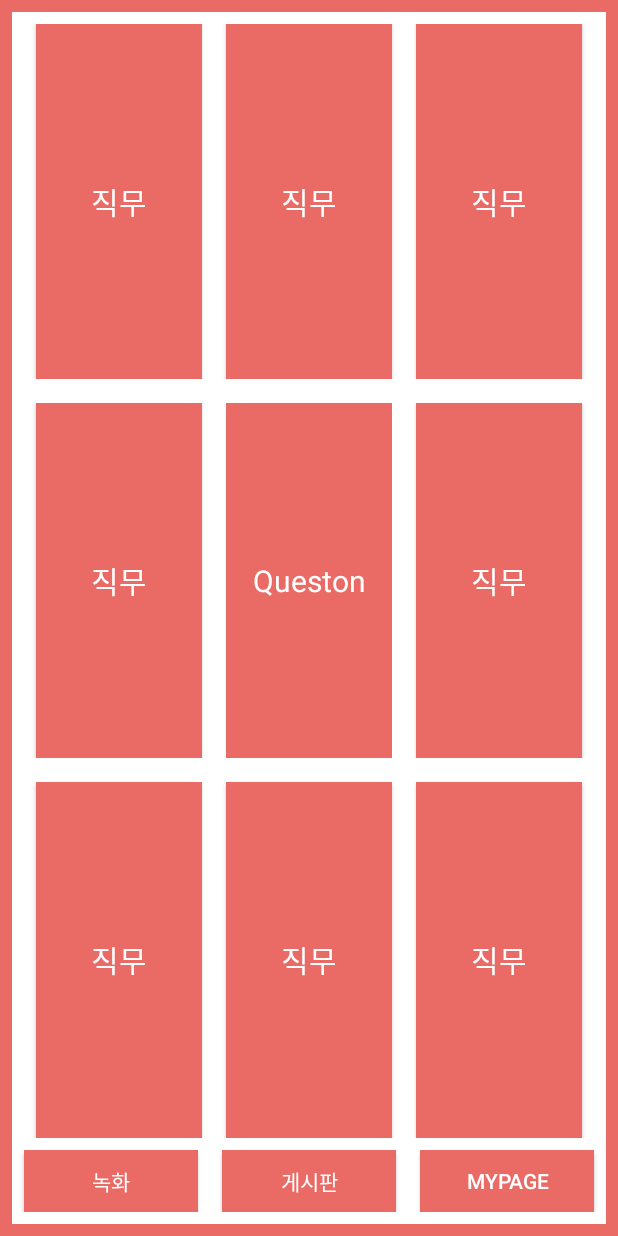
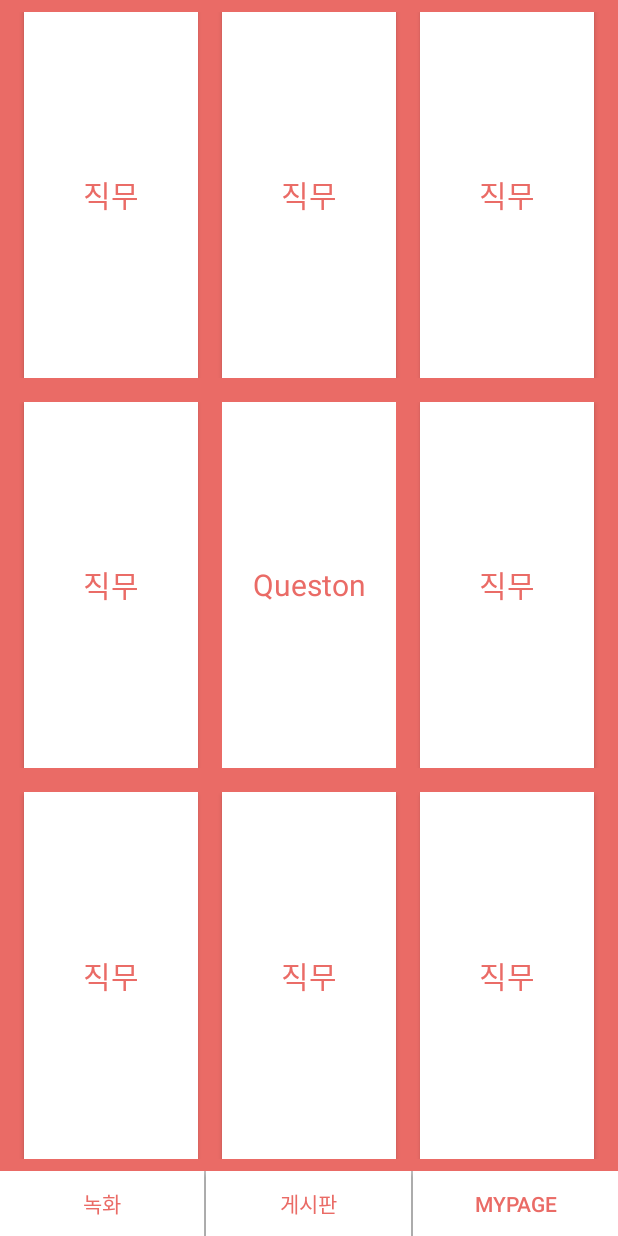
Before and after one commit to AjouUniv-SocialAppProject-2017/enterview, an Android app: the MainActivity screen opened directly, with no data from a screen before it, after a tap on "녹화", on a phone screen of 412 x 824 dp. Run offline under Robolectric (Android 15) with nearby library versions, the phone set to English and light mode, and no system bars; 2 statements that could not run were skipped.

Commit message:
레이아웃 수정

```diff
--- a/MyApplication/app/src/main/AndroidManifest.xml
+++ b/MyApplication/app/src/main/AndroidManifest.xml
@@ -7,6 +7,8 @@
     <uses-permission android:name="android.permission.WRITE_EXTERNAL_STORAGE" />
     <uses-permission android:name="android.permission.ACCESS_NETWORK_STATE" />
     <uses-permission android:name="android.permission.ACCESS_WIFI_STATE" />
+
+
 
     <application
         android:allowBackup="true"
--- a/MyApplication/app/src/main/java/com/example/ajou/myapplication/Category_detail.java
+++ b/MyApplication/app/src/main/java/com/example/ajou/myapplication/Category_detail.java
@@ -40,7 +40,8 @@ public class Category_detail extends AppCompatActivity {
         record_start.setOnClickListener(new View.OnClickListener() {
             @Override
             public void onClick(View v) {
-                Toast.makeText(getApplicationContext(),category_num+"번쨰 리스트",Toast.LENGTH_LONG).show();
+               // Toast.makeText(getApplicationContext(),category_num+"번쨰 리스트",Toast.LENGTH_LONG).show();
+
             }
         });
 
--- a/MyApplication/app/src/main/res/layout/activity_main.xml
+++ b/MyApplication/app/src/main/res/layout/activity_main.xml
@@ -8,62 +8,59 @@
     android:layout_width="match_parent"
     android:layout_height="match_parent"
     android:orientation="vertical"
-    android:layout_marginLeft="8dp"
-    android:layout_marginRight="8dp"
-    android:layout_marginTop="8dp"
-    android:layout_marginBottom="8dp"
     android:background="@color/colorAccent">
     <android.support.v4.view.ViewPager
         android:id="@+id/pager"
         android:layout_width="match_parent"
         android:layout_height="match_parent"
+        android:background="@color/colorPrimary"
         android:layout_weight="7">
     </android.support.v4.view.ViewPager>
+
     <LinearLayout
         android:id="@+id/ll"
         android:layout_width="match_parent"
         android:layout_height="wrap_content"
         android:orientation="horizontal"
-        android:layout_weight="1"
-        android:layout_marginBottom="8dp">
+        android:layout_gravity="bottom"
+        android:layout_weight="1">
 
         <Button
             android:id="@+id/btn_category"
             android:layout_width="wrap_content"
-            android:layout_height="match_parent"
+            android:layout_height="wrap_content"
             android:layout_weight="1"
             android:text="녹화"
-            android:textColor="@color/colorAccent"
-            android:background="@color/colorPrimary"
-            android:layout_marginLeft="8dp"
-            android:layout_marginRight="8dp"/>
-
+            android:textColor="@color/colorPrimary"
+            android:background="@color/colorAccent"/>
+        <View
+            android:layout_width="1dp"
+            android:layout_height="50dp"
+            android:background="#FFC0C0C0"/>
         <Button
             android:id="@+id/btn_bulletin"
             android:layout_width="wrap_content"
-            android:layout_height="match_parent"
+            android:layout_height="wrap_content"
             android:layout_weight="1"
             android:text="게시판"
-            android:textColor="@color/colorAccent"
-            android:background="@color/colorPrimary"
-            android:layout_marginLeft="8dp"
-            android:layout_marginRight="8dp"
+            android:textColor="@color/colorPrimary"
+            android:background="@color/colorAccent"
             />
-
+        <View
+            android:layout_width="1dp"
+            android:layout_height="50dp"
+            android:background="#FFC0C0C0"/>
         <Button
             android:id="@+id/btn_mypage"
             android:layout_width="wrap_content"
-            android:layout_height="match_parent"
+            android:layout_height="wrap_content"
             android:layout_weight="1"
             android:text="Mypage"
-            android:textColor="@color/colorAccent"
-            android:background="@color/colorPrimary"
-            android:layout_marginLeft="8dp"
-            android:layout_marginRight="8dp"
-            />
+            android:textColor="@color/colorPrimary"
+            android:background="@color/colorAccent"/>
+
+</LinearLayout>
+
 
     </LinearLayout>
-
-
-</LinearLayout>
 </RelativeLayout>
--- a/MyApplication/app/src/main/res/layout/question_category.xml
+++ b/MyApplication/app/src/main/res/layout/question_category.xml
@@ -2,7 +2,7 @@
 <LinearLayout xmlns:android="http://schemas.android.com/apk/res/android"
     android:layout_width="match_parent"
     android:layout_height="match_parent"
-    android:background="@color/colorAccent"
+    android:background="@color/colorPrimary"
     android:orientation="vertical">
   <LinearLayout
       android:layout_width="match_parent"
@@ -19,10 +19,10 @@
        android:layout_weight="1"
        android:layout_marginLeft="8dp"
        android:layout_marginRight="8dp"
-       android:background="@color/colorPrimary"
+       android:background="@color/colorAccent"
        android:text="직무"
        android:textSize="20dp"
-       android:textColor="@color/colorAccent"/>
+       android:textColor="@color/colorPrimary"/>
    <Button
        android:id="@+id/category2"
        android:layout_width="match_parent"
@@ -30,10 +30,10 @@
        android:layout_weight="1"
        android:layout_marginLeft="8dp"
        android:layout_marginRight="8dp"
-       android:background="@color/colorPrimary"
+       android:background="@color/colorAccent"
        android:textSize="20dp"
        android:text="직무"
-       android:textColor="@color/colorAccent"/>
+       android:textColor="@color/colorPrimary"/>
    <Button
        android:id="@+id/category3"
        android:layout_width="match_parent"
@@ -41,10 +41,10 @@
        android:layout_weight="1"
        android:layout_marginLeft="8dp"
        android:layout_marginRight="8dp"
-       android:background="@color/colorPrimary"
+       android:background="@color/colorAccent"
        android:textSize="20dp"
        android:text="직무"
-       android:textColor="@color/colorAccent"/>
+       android:textColor="@color/colorPrimary"/>
   </LinearLayout>
 
  <LinearLayout
@@ -62,21 +62,21 @@
       android:layout_weight="1"
       android:layout_marginLeft="8dp"
       android:layout_marginRight="8dp"
-      android:background="@color/colorPrimary"
+      android:background="@color/colorAccent"
       android:text="직무"
       android:textSize="20dp"
-      android:textColor="@color/colorAccent"/>
+      android:textColor="@color/colorPrimary"/>
   <TextView
       android:layout_width="match_parent"
       android:layout_height="match_parent"
       android:layout_weight="1"
       android:layout_marginLeft="8dp"
       android:layout_marginRight="8dp"
-      android:background="@color/colorPrimary"
+      android:background="@color/colorAccent"
       android:text="Queston"
       android:gravity="center"
       android:textSize="20dp"
-      android:textColor="@color/colorAccent"/>
+      android:textColor="@color/colorPrimary"/>
   <Button
       android:id="@+id/category5"
       android:layout_width="match_parent"
@@ -84,10 +84,10 @@
       android:layout_weight="1"
       android:layout_marginLeft="8dp"
       android:layout_marginRight="8dp"
-      android:background="@color/colorPrimary"
+      android:background="@color/colorAccent"
       android:text="직무"
       android:textSize="20dp"
-      android:textColor="@color/colorAccent"/>
+      android:textColor="@color/colorPrimary"/>
  </LinearLayout>
  <LinearLayout
      android:layout_width="match_parent"
@@ -104,10 +104,10 @@
       android:layout_weight="1"
       android:layout_marginLeft="8dp"
       android:layout_marginRight="8dp"
-      android:background="@color/colorPrimary"
+      android:background="@color/colorAccent"
       android:text="직무"
       android:textSize="20dp"
-      android:textColor="@color/colorAccent"/>
+      android:textColor="@color/colorPrimary"/>
   <Button
       android:id="@+id/category7"
       android:layout_width="match_parent"
@@ -115,10 +115,10 @@
       android:layout_weight="1"
       android:layout_marginLeft="8dp"
       android:layout_marginRight="8dp"
-      android:background="@color/colorPrimary"
+      android:background="@color/colorAccent"
       android:text="직무"
       android:textSize="20dp"
-      android:textColor="@color/colorAccent"/>
+      android:textColor="@color/colorPrimary"/>
   <Button
       android:id="@+id/category8"
       android:layout_width="match_parent"
@@ -126,9 +126,9 @@
       android:layout_weight="1"
       android:layout_marginLeft="8dp"
       android:layout_marginRight="8dp"
-      android:background="@color/colorPrimary"
+      android:background="@color/colorAccent"
       android:text="직무"
       android:textSize="20dp"
-      android:textColor="@color/colorAccent"/>
+      android:textColor="@color/colorPrimary"/>
  </LinearLayout>
 </LinearLayout>
```
